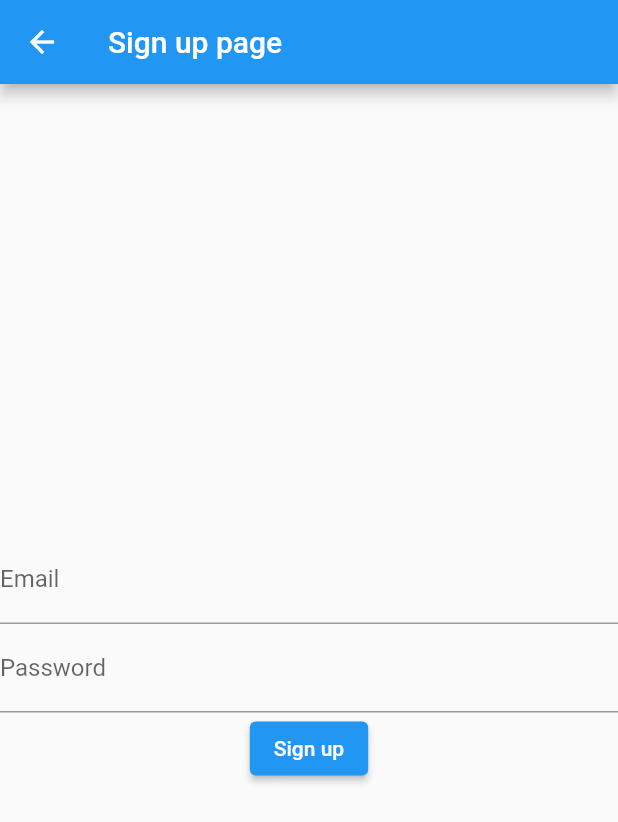
After one commit to xtemplate24/budgetapp, a Flutter app: the SignUpPage screen opened by its route, after a tap on "Sign up", on a phone screen of 412 x 824 dp. The commit adds this screen. Shown: the top 822 px of the screen. Run offline on Flutter 3.47's test engine with Material 2 defaults, Android fonts, the phone set to English and light mode, and no system bars; our stand-ins replace firebase_auth, firebase_core; accounts and stored records are empty; network calls fail.

Commit message:
Added sign up page and will not allow login without verification

```diff
--- a/lib/authentication/authentication_service.dart
+++ b/lib/authentication/authentication_service.dart
@@ -14,7 +14,7 @@ class AuthenticationService {
       return "Signed In";
     } on FirebaseAuthException catch (e) {
       print(e.code);
-      return e.message!;
+      return e.code;
     }
   }
 
@@ -25,8 +25,8 @@ class AuthenticationService {
           email: email, password: password);
       return "Signed Up";
     } on FirebaseAuthException catch (e) {
-      print(e.message);
-      return e.message!;
+      print(e.code);
+      return e.code;
     }
   }
 }
--- /dev/null
+++ b/lib/screens/login/signup_view.dart
@@ -0,0 +1,78 @@
+import 'package:budgetapp/authentication/authentication_service.dart';
+import 'package:budgetapp/screens/login/login_view.dart';
+import 'package:firebase_auth/firebase_auth.dart';
+import 'package:flutter/material.dart';
+import 'package:provider/src/provider.dart';
+
+class SignUpPage extends StatelessWidget {
+  static const routeName = '/SignUpPage';
+  final TextEditingController emailController = TextEditingController();
+  final TextEditingController passwordController = TextEditingController();
+  @override
+  Widget build(BuildContext context) {
+    return Scaffold(
+      appBar: AppBar(
+        title: const Text("Sign up page"),
+      ),
+      body: Column(
+        mainAxisAlignment: MainAxisAlignment.center,
+        children: [
+          TextField(
+            controller: emailController,
+            decoration: InputDecoration(labelText: "Email"),
+          ),
+          TextField(
+            controller: passwordController,
+            decoration: InputDecoration(labelText: "Password"),
+          ),
+          ElevatedButton(
+              onPressed: () async {
+                await context
+                    .read<AuthenticationService>()
+                    .signUp(
+                      email: emailController.text.trim(),
+                      password: passwordController.text.trim(),
+                    )
+                    .then((value) async {
+                  print(value);
+                  User? user = FirebaseAuth.instance.currentUser;
+                  print(user!.email);
+
+                  if (user != null && !user.emailVerified) {
+                    await user
+                        .sendEmailVerification()
+                        .then((value) => showDialog(
+                            context: context,
+                            builder: (context) {
+                              FirebaseAuth.instance.signOut();
+                              return verificationEmailSent(context);
+                            }));
+                  }
+                  //Navigator.pop(context);
+                });
+              },
+              child: Text("Sign up")),
+        ],
+      ),
+    );
+  }
+
+  AlertDialog verificationEmailSent(context) {
+    return AlertDialog(
+      title: const Text("Verification email sent!"),
+      content: const Text("Check your inbox to verify your account"),
+      actions: [
+        TextButton(
+            onPressed: () {
+              Navigator.pushAndRemoveUntil(
+                  context,
+                  MaterialPageRoute(
+                    builder: (BuildContext context) => LoginPage(),
+                  ),
+                  (route) => false);
+            },
+            child: Text("Okay!"))
+      ],
+    );
+  }
+}
```
Also changed, not shown: lib/main.dart (+17 -91 lines), lib/screens/home/home_state.dart (added, +33 -0 lines), lib/screens/home/home_view.dart (+6 -5 lines), lib/screens/login/login_view.dart (+49 -6 lines), lib/screens/home/home_model.dart (deleted), lib/screens/login/login_model.dart (deleted).
